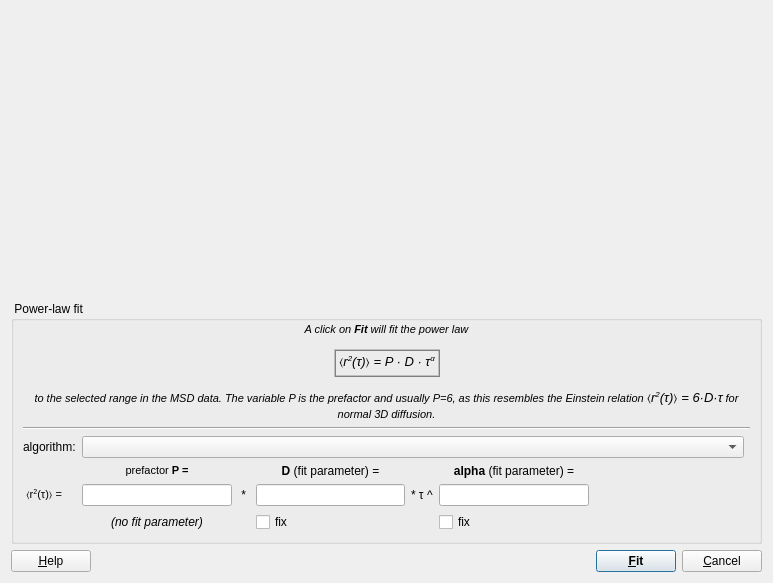
The window that plugins/fcsmsdevaluation/qffcsmsdevaluationfitallmsddialog.ui (jkriege2/QuickFit3) describes before a commit, drawn with Qt 5.
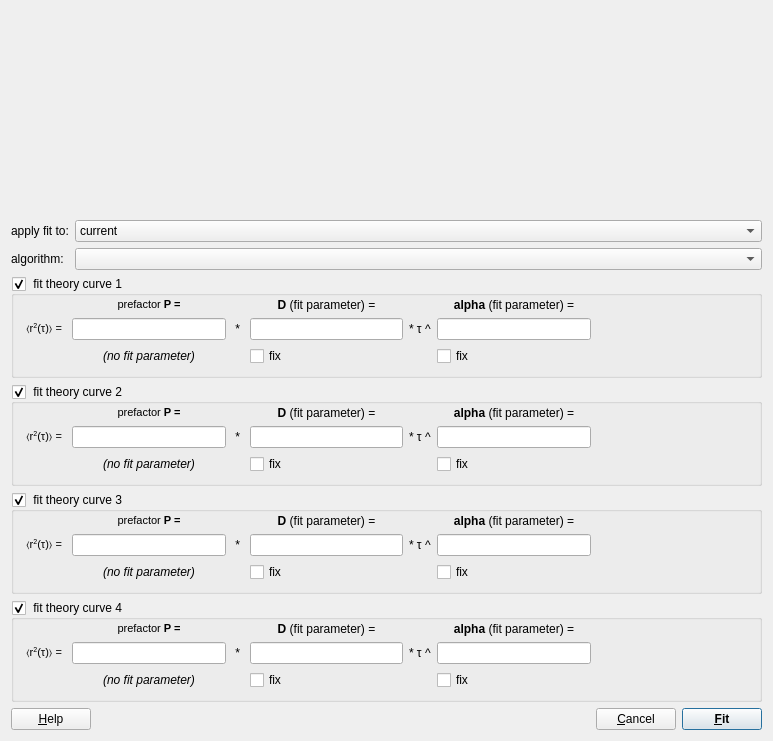
The same window after the commit. Icons and pictures are not drawn. Custom widgets are drawn as their Qt base class.

Patch:
```diff
--- a/plugins/fcsmsdevaluation/qffcsmsdevaluationfitallmsddialog.ui
+++ b/plugins/fcsmsdevaluation/qffcsmsdevaluationfitallmsddialog.ui
@@ -10,13 +10,13 @@
     <x>0</x>
     <y>0</y>
     <width>773</width>
-    <height>583</height>
+    <height>741</height>
    </rect>
   </property>
   <property name="windowTitle">
    <string>Fit MSD power law</string>
   </property>
-  <layout class="QVBoxLayout" name="verticalLayout" stretch="1,0,0">
+  <layout class="QVBoxLayout" name="verticalLayout" stretch="1,0,0,0,0,0,0">
    <item>
     <widget class="QFPlotter" name="pltDistribution" native="true">
      <property name="minimumSize">
@@ -28,9 +28,60 @@
     </widget>
    </item>
    <item>
-    <widget class="QGroupBox" name="groupBox">
+    <layout class="QFormLayout" name="formLayout">
+     <property name="fieldGrowthPolicy">
+      <enum>QFormLayout::AllNonFixedFieldsGrow</enum>
+     </property>
+     <item row="0" column="0">
+      <widget class="QLabel" name="label_7">
+       <property name="text">
+        <string>apply fit to:</string>
+       </property>
+      </widget>
+     </item>
+     <item row="1" column="0">
+      <widget class="QLabel" name="label_10">
+       <property name="text">
+        <string>algorithm:</string>
+       </property>
+      </widget>
+     </item>
+     <item row="1" column="1">
+      <widget class="QComboBox" name="cmbFitType"/>
+     </item>
+     <item row="0" column="1">
+      <widget class="QComboBox" name="cmbApplyTo">
+       <item>
+        <property name="text">
+         <string>current</string>
+        </property>
+       </item>
+       <item>
+        <property name="text">
+         <string>all runs</string>
+        </property>
+       </item>
+       <item>
+        <property name="text">
+         <string>all files, this run</string>
+        </property>
+       </item>
+       <item>
+        <property name="text">
+         <string>everything</string>
+        </property>
+       </item>
+      </widget>
+     </item>
+    </layout>
+   </item>
+   <item>
+    <widget class="QGroupBox" name="grpTheory1">
      <property name="title">
-      <string> Power-law fit </string>
+      <string> fit theory curve 1</string>
+     </property>
+     <property name="checkable">
+      <bool>true</bool>
      </property>
      <layout class="QGridLayout" name="gridLayout">
       <property name="leftMargin">
@@ -45,7 +96,7 @@
       <property name="bottomMargin">
        <number>9</number>
       </property>
-      <item row="4" column="0">
+      <item row="3" column="0">
        <widget class="QLabel" name="label_2">
         <property name="text">
          <string>&lt;!DOCTYPE HTML PUBLIC &quot;-//W3C//DTD HTML 4.0//EN&quot; &quot;http://www.w3.org/TR/REC-html40/strict.dtd&quot;&gt;
@@ -56,17 +107,17 @@
         </property>
        </widget>
       </item>
-      <item row="4" column="1">
+      <item row="3" column="1">
        <widget class="QFDoubleEdit" name="edtPre"/>
       </item>
-      <item row="4" column="2">
+      <item row="3" column="2">
        <widget class="QLabel" name="label_3">
         <property name="text">
          <string> * </string>
         </property>
        </widget>
       </item>
-      <item row="4" column="4">
+      <item row="3" column="4">
        <widget class="QLabel" name="label_5">
         <property name="text">
          <string> * &amp;tau; ^</string>
@@ -76,24 +127,24 @@
         </property>
        </widget>
       </item>
-      <item row="5" column="3">
+      <item row="4" column="3">
        <widget class="QCheckBox" name="chkFixD">
         <property name="text">
          <string>fix</string>
         </property>
        </widget>
       </item>
-      <item row="5" column="5">
+      <item row="4" column="5">
        <widget class="QCheckBox" name="chkFixAlpha">
         <property name="text">
          <string>fix</string>
         </property>
        </widget>
       </item>
-      <item row="4" column="3">
+      <item row="3" column="3">
        <widget class="QFDoubleEdit" name="edtD"/>
       </item>
-      <item row="3" column="3">
+      <item row="2" column="3">
        <widget class="QLabel" name="label_4">
         <property name="text">
          <string>&lt;b&gt;D&lt;/b&gt; (fit parameter) =</string>
@@ -103,7 +154,7 @@
         </property>
        </widget>
       </item>
-      <item row="3" column="1">
+      <item row="2" column="1">
        <widget class="QLabel" name="label">
         <property name="text">
          <string>&lt;!DOCTYPE HTML PUBLIC &quot;-//W3C//DTD HTML 4.0//EN&quot; &quot;http://www.w3.org/TR/REC-html40/strict.dtd&quot;&gt;
@@ -117,10 +168,10 @@
         </property>
        </widget>
       </item>
-      <item row="4" column="5">
+      <item row="3" column="5">
        <widget class="QFDoubleEdit" name="edtAlpha"/>
       </item>
-      <item row="3" column="5">
+      <item row="2" column="5">
        <widget class="QLabel" name="label_6">
         <property name="text">
          <string>&lt;b&gt;alpha&lt;/b&gt;  (fit parameter) =</string>
@@ -130,17 +181,7 @@
         </property>
        </widget>
       </item>
-      <item row="2" column="0">
-       <widget class="QLabel" name="label_7">
-        <property name="text">
-         <string>algorithm:</string>
-        </property>
-       </widget>
-      </item>
-      <item row="2" column="1" colspan="6">
-       <widget class="QComboBox" name="cmbFitType"/>
-      </item>
-      <item row="4" column="6">
+      <item row="3" column="6">
        <spacer name="horizontalSpacer">
         <property name="orientation">
          <enum>Qt::Horizontal</enum>
@@ -153,36 +194,7 @@
         </property>
        </spacer>
       </item>
-      <item row="0" column="0" colspan="8">
-       <widget class="QLabel" name="label_8">
-        <property name="frameShape">
-         <enum>QFrame::NoFrame</enum>
-        </property>
-        <property name="text">
-         <string>&lt;!DOCTYPE HTML PUBLIC &quot;-//W3C//DTD HTML 4.0//EN&quot; &quot;http://www.w3.org/TR/REC-html40/strict.dtd&quot;&gt;
-&lt;html&gt;&lt;head&gt;&lt;meta name=&quot;qrichtext&quot; content=&quot;1&quot; /&gt;&lt;style type=&quot;text/css&quot;&gt;
-p, li { white-space: pre-wrap; }
-&lt;/style&gt;&lt;/head&gt;&lt;body style=&quot; font-family:'MS Shell Dlg 2'; font-size:8.25pt; font-weight:400; font-style:normal;&quot;&gt;
-&lt;p align=&quot;center&quot; style=&quot; margin-top:0px; margin-bottom:0px; margin-left:0px; margin-right:0px; -qt-block-indent:0; text-indent:0px;&quot;&gt;&lt;span style=&quot; font-size:8pt; font-style:italic;&quot;&gt;A click on &lt;/span&gt;&lt;span style=&quot; font-size:8pt; font-weight:600; font-style:italic;&quot;&gt;Fit&lt;/span&gt;&lt;span style=&quot; font-size:8pt; font-style:italic;&quot;&gt; will fit the power law &lt;br /&gt;&lt;/span&gt;&lt;/p&gt;
-&lt;table border=&quot;1&quot; style=&quot; margin-top:0px; margin-bottom:0px; margin-left:0px; margin-right:0px;&quot; align=&quot;center&quot; cellspacing=&quot;0&quot; cellpadding=&quot;3&quot;&gt;
-&lt;tr&gt;
-&lt;td&gt;
-&lt;p align=&quot;center&quot; style=&quot; margin-top:0px; margin-bottom:0px; margin-left:0px; margin-right:0px; -qt-block-indent:0; text-indent:0px;&quot;&gt;&lt;span style=&quot; font-size:10pt; font-style:italic;&quot;&gt;〈r&lt;/span&gt;&lt;span style=&quot; font-size:10pt; font-style:italic; vertical-align:super;&quot;&gt;2&lt;/span&gt;&lt;span style=&quot; font-size:10pt; font-style:italic;&quot;&gt;(τ)〉 = P · D · τ&lt;/span&gt;&lt;span style=&quot; font-size:10pt; font-style:italic; vertical-align:super;&quot;&gt;α&lt;/span&gt;&lt;/p&gt;&lt;/td&gt;&lt;/tr&gt;&lt;/table&gt;
-&lt;p align=&quot;center&quot; style=&quot; margin-top:0px; margin-bottom:0px; margin-left:0px; margin-right:0px; -qt-block-indent:0; text-indent:0px;&quot;&gt;&lt;span style=&quot; font-size:8pt; font-weight:600; font-style:italic;&quot;&gt;&lt;br /&gt;&lt;/span&gt;&lt;span style=&quot; font-size:8pt; font-style:italic;&quot;&gt;to the selected range in the MSD data. The variable P is the prefactor and usually P=6, as this resembles the Einstein relation &lt;/span&gt;&lt;span style=&quot; font-size:10pt; font-style:italic;&quot;&gt;〈r&lt;/span&gt;&lt;span style=&quot; font-size:10pt; font-style:italic; vertical-align:super;&quot;&gt;2&lt;/span&gt;&lt;span style=&quot; font-size:10pt; font-style:italic;&quot;&gt;(τ)〉 = 6·D·τ&lt;/span&gt;&lt;span style=&quot; font-size:8pt; font-style:italic;&quot;&gt; for normal 3D diffusion.&lt;/span&gt;&lt;/p&gt;&lt;/body&gt;&lt;/html&gt;</string>
-        </property>
-        <property name="wordWrap">
-         <bool>true</bool>
-        </property>
-       </widget>
-      </item>
-      <item row="1" column="0" colspan="8">
-       <widget class="Line" name="line">
-        <property name="orientation">
-         <enum>Qt::Horizontal</enum>
-        </property>
-       </widget>
-      </item>
-      <item row="5" column="1">
+      <item row="4" column="1">
        <widget class="QLabel" name="label_9">
         <property name="text">
          <string>&lt;i&gt;&lt;center&gt;(no fit parameter)&lt;/center&gt;&lt;/i&gt;</string>
@@ -202,6 +214,423 @@
      </layout>
     </widget>
    </item>
+   <item>
+    <widget class="QGroupBox" name="grpTheory1_2">
+     <property name="title">
+      <string> fit theory curve 2</string>
+     </property>
+     <property name="checkable">
+      <bool>true</bool>
+     </property>
+     <layout class="QGridLayout" name="gridLayout_2">
+      <property name="leftMargin">
+       <number>9</number>
+      </property>
+      <property name="topMargin">
+       <number>2</number>
+      </property>
+      <property name="rightMargin">
+       <number>9</number>
+      </property>
+      <property name="bottomMargin">
+       <number>9</number>
+      </property>
+      <item row="3" column="0">
+       <widget class="QLabel" name="label_11">
+        <property name="text">
+         <string>&lt;!DOCTYPE HTML PUBLIC &quot;-//W3C//DTD HTML 4.0//EN&quot; &quot;http://www.w3.org/TR/REC-html40/strict.dtd&quot;&gt;
+&lt;html&gt;&lt;head&gt;&lt;meta name=&quot;qrichtext&quot; content=&quot;1&quot; /&gt;&lt;style type=&quot;text/css&quot;&gt;
+p, li { white-space: pre-wrap; }
+&lt;/style&gt;&lt;/head&gt;&lt;body style=&quot; font-family:'MS Shell Dlg 2'; font-size:8.25pt; font-weight:400; font-style:normal;&quot;&gt;
+&lt;p style=&quot; margin-top:0px; margin-bottom:0px; margin-left:0px; margin-right:0px; -qt-block-indent:0; text-indent:0px;&quot;&gt; 〈r&lt;span style=&quot; vertical-align:super;&quot;&gt;2&lt;/span&gt;(τ)〉 = &lt;/p&gt;&lt;/body&gt;&lt;/html&gt;</string>
+        </property>
+       </widget>
+      </item>
+      <item row="3" column="1">
+       <widget class="QFDoubleEdit" name="edtPre_2"/>
+      </item>
+      <item row="3" column="2">
+       <widget class="QLabel" name="label_12">
+        <property name="text">
+         <string> * </string>
+        </property>
+       </widget>
+      </item>
+      <item row="3" column="4">
+       <widget class="QLabel" name="label_13">
+        <property name="text">
+         <string> * &amp;tau; ^</string>
+        </property>
+        <property name="textFormat">
+         <enum>Qt::RichText</enum>
+        </property>
+       </widget>
+      </item>
+      <item row="4" column="3">
+       <widget class="QCheckBox" name="chkFixD_2">
+        <property name="text">
+         <string>fix</string>
+        </property>
+       </widget>
+      </item>
+      <item row="4" column="5">
+       <widget class="QCheckBox" name="chkFixAlpha_2">
+        <property name="text">
+         <string>fix</string>
+        </property>
+       </widget>
+      </item>
+      <item row="3" column="3">
+       <widget class="QFDoubleEdit" name="edtD_2"/>
+      </item>
+      <item row="2" column="3">
+       <widget class="QLabel" name="label_14">
+        <property name="text">
+         <string>&lt;b&gt;D&lt;/b&gt; (fit parameter) =</string>
+        </property>
+        <property name="alignment">
+         <set>Qt::AlignCenter</set>
+        </property>
+       </widget>
+      </item>
+      <item row="2" column="1">
+       <widget class="QLabel" name="label_15">
+        <property name="text">
+         <string>&lt;!DOCTYPE HTML PUBLIC &quot;-//W3C//DTD HTML 4.0//EN&quot; &quot;http://www.w3.org/TR/REC-html40/strict.dtd&quot;&gt;
+&lt;html&gt;&lt;head&gt;&lt;meta name=&quot;qrichtext&quot; content=&quot;1&quot; /&gt;&lt;style type=&quot;text/css&quot;&gt;
+p, li { white-space: pre-wrap; }
+&lt;/style&gt;&lt;/head&gt;&lt;body style=&quot; font-family:'MS Shell Dlg 2'; font-size:8.25pt; font-weight:400; font-style:normal;&quot;&gt;
+&lt;p style=&quot; margin-top:0px; margin-bottom:0px; margin-left:0px; margin-right:0px; -qt-block-indent:0; text-indent:0px;&quot;&gt;prefactor &lt;span style=&quot; font-weight:600;&quot;&gt;P =&lt;/span&gt;&lt;/p&gt;&lt;/body&gt;&lt;/html&gt;</string>
+        </property>
+        <property name="alignment">
+         <set>Qt::AlignCenter</set>
+        </property>
+       </widget>
+      </item>
+      <item row="3" column="5">
+       <widget class="QFDoubleEdit" name="edtAlpha_2"/>
+      </item>
+      <item row="2" column="5">
+       <widget class="QLabel" name="label_16">
+        <property name="text">
+         <string>&lt;b&gt;alpha&lt;/b&gt;  (fit parameter) =</string>
+        </property>
+        <property name="alignment">
+         <set>Qt::AlignCenter</set>
+        </property>
+       </widget>
+      </item>
+      <item row="3" column="6">
+       <spacer name="horizontalSpacer_3">
+        <property name="orientation">
+         <enum>Qt::Horizontal</enum>
+        </property>
+        <property name="sizeHint" stdset="0">
+         <size>
+          <width>40</width>
+          <height>20</height>
+         </size>
+        </property>
+       </spacer>
+      </item>
+      <item row="4" column="1">
+       <widget class="QLabel" name="label_17">
+        <property name="text">
+         <string>&lt;i&gt;&lt;center&gt;(no fit parameter)&lt;/center&gt;&lt;/i&gt;</string>
+        </property>
+       </widget>
+      </item>
+      <item row="3" column="7">
+       <widget class="DoubleDataCutSliders" name="datacut_2" native="true">
+        <property name="minimumSize">
+         <size>
+          <width>0</width>
+          <height>10</height>
+         </size>
+        </property>
+       </widget>
+      </item>
+     </layout>
+    </widget>
+   </item>
+   <item>
+    <widget class="QGroupBox" name="grpTheory1_4">
+     <property name="title">
+      <string> fit theory curve 3</string>
+     </property>
+     <property name="checkable">
+      <bool>true</bool>
+     </property>
+     <layout class="QGridLayout" name="gridLayout_4">
+      <property name="leftMargin">
+       <number>9</number>
+      </property>
+      <property name="topMargin">
+       <number>2</number>
+      </property>
+      <property name="rightMargin">
+       <number>9</number>
+      </property>
+      <property name="bottomMargin">
+       <number>9</number>
+      </property>
+      <item row="3" column="0">
+       <widget class="QLabel" name="label_25">
+        <property name="text">
+         <string>&lt;!DOCTYPE HTML PUBLIC &quot;-//W3C//DTD HTML 4.0//EN&quot; &quot;http://www.w3.org/TR/REC-html40/strict.dtd&quot;&gt;
+&lt;html&gt;&lt;head&gt;&lt;meta name=&quot;qrichtext&quot; content=&quot;1&quot; /&gt;&lt;style type=&quot;text/css&quot;&gt;
+p, li { white-space: pre-wrap; }
+&lt;/style&gt;&lt;/head&gt;&lt;body style=&quot; font-family:'MS Shell Dlg 2'; font-size:8.25pt; font-weight:400; font-style:normal;&quot;&gt;
+&lt;p style=&quot; margin-top:0px; margin-bottom:0px; margin-left:0px; margin-right:0px; -qt-block-indent:0; text-indent:0px;&quot;&gt; 〈r&lt;span style=&quot; vertical-align:super;&quot;&gt;2&lt;/span&gt;(τ)〉 = &lt;/p&gt;&lt;/body&gt;&lt;/html&gt;</string>
+        </property>
+       </widget>
+      </item>
+      <item row="3" column="1">
+       <widget class="QFDoubleEdit" name="edtPre_4"/>
+      </item>
+      <item row="3" column="2">
+       <widget class="QLabel" name="label_26">
+        <property name="text">
+         <string> * </string>
+        </property>
+       </widget>
+      </item>
+      <item row="3" column="4">
+       <widget class="QLabel" name="label_27">
+        <property name="text">
+         <string> * &amp;tau; ^</string>
+        </property>
+        <property name="textFormat">
+         <enum>Qt::RichText</enum>
+        </property>
+       </widget>
+      </item>
+      <item row="4" column="3">
+       <widget class="QCheckBox" name="chkFixD_4">
+        <property name="text">
+         <string>fix</string>
+        </property>
+       </widget>
+      </item>
+      <item row="4" column="5">
+       <widget class="QCheckBox" name="chkFixAlpha_4">
+        <property name="text">
+         <string>fix</string>
+        </property>
+       </widget>
+      </item>
+      <item row="3" column="3">
+       <widget class="QFDoubleEdit" name="edtD_4"/>
+      </item>
+      <item row="2" column="3">
+       <widget class="QLabel" name="label_28">
+        <property name="text">
+         <string>&lt;b&gt;D&lt;/b&gt; (fit parameter) =</string>
+        </property>
+        <property name="alignment">
+         <set>Qt::AlignCenter</set>
+        </property>
+       </widget>
+      </item>
+      <item row="2" column="1">
+       <widget class="QLabel" name="label_29">
+        <property name="text">
+         <string>&lt;!DOCTYPE HTML PUBLIC &quot;-//W3C//DTD HTML 4.0//EN&quot; &quot;http://www.w3.org/TR/REC-html40/strict.dtd&quot;&gt;
+&lt;html&gt;&lt;head&gt;&lt;meta name=&quot;qrichtext&quot; content=&quot;1&quot; /&gt;&lt;style type=&quot;text/css&quot;&gt;
+p, li { white-space: pre-wrap; }
+&lt;/style&gt;&lt;/head&gt;&lt;body style=&quot; font-family:'MS Shell Dlg 2'; font-size:8.25pt; font-weight:400; font-style:normal;&quot;&gt;
+&lt;p style=&quot; margin-top:0px; margin-bottom:0px; margin-left:0px; margin-right:0px; -qt-block-indent:0; text-indent:0px;&quot;&gt;prefactor &lt;span style=&quot; font-weight:600;&quot;&gt;P =&lt;/span&gt;&lt;/p&gt;&lt;/body&gt;&lt;/html&gt;</string>
+        </property>
+        <property name="alignment">
+         <set>Qt::AlignCenter</set>
+        </property>
+       </widget>
+      </item>
+      <item row="3" column="5">
+       <widget class="QFDoubleEdit" name="edtAlpha_4"/>
+      </item>
+      <item row="2" column="5">
+       <widget class="QLabel" name="label_30">
+        <property name="text">
+         <string>&lt;b&gt;alpha&lt;/b&gt;  (fit parameter) =</string>
+        </property>
+        <property name="alignment">
+         <set>Qt::AlignCenter</set>
+        </property>
+       </widget>
+      </item>
+      <item row="3" column="6">
+       <spacer name="horizontalSpacer_5">
+        <property name="orientation">
+         <enum>Qt::Horizontal</enum>
+        </property>
+        <property name="sizeHint" stdset="0">
+         <size>
+          <width>40</width>
+          <height>20</height>
+         </size>
+        </property>
+       </spacer>
+      </item>
+      <item row="4" column="1">
+       <widget class="QLabel" name="label_31">
+        <property name="text">
+         <string>&lt;i&gt;&lt;center&gt;(no fit parameter)&lt;/center&gt;&lt;/i&gt;</string>
+        </property>
+       </widget>
+      </item>
+      <item row="3" column="7">
+       <widget class="DoubleDataCutSliders" name="datacut_4" native="true">
+        <property name="minimumSize">
+         <size>
+          <width>0</width>
+          <height>10</height>
+         </size>
+        </property>
+       </widget>
+      </item>
+     </layout>
+    </widget>
+   </item>
+   <item>
+    <widget class="QGroupBox" name="grpTheory1_3">
+     <property name="title">
+      <string> fit theory curve 4</string>
+     </property>
+     <property name="checkable">
+      <bool>true</bool>
+     </property>
+     <layout class="QGridLayout" name="gridLayout_3">
+      <property name="leftMargin">
+       <number>9</number>
+      </property>
+      <property name="topMargin">
+       <number>2</number>
+      </property>
+      <property name="rightMargin">
+       <number>9</number>
+      </property>
+      <property name="bottomMargin">
+       <number>9</number>
+      </property>
+      <item row="3" column="0">
+       <widget class="QLabel" name="label_18">
+        <property name="text">
+         <string>&lt;!DOCTYPE HTML PUBLIC &quot;-//W3C//DTD HTML 4.0//EN&quot; &quot;http://www.w3.org/TR/REC-html40/strict.dtd&quot;&gt;
+&lt;html&gt;&lt;head&gt;&lt;meta name=&quot;qrichtext&quot; content=&quot;1&quot; /&gt;&lt;style type=&quot;text/css&quot;&gt;
+p, li { white-space: pre-wrap; }
+&lt;/style&gt;&lt;/head&gt;&lt;body style=&quot; font-family:'MS Shell Dlg 2'; font-size:8.25pt; font-weight:400; font-style:normal;&quot;&gt;
+&lt;p style=&quot; margin-top:0px; margin-bottom:0px; margin-left:0px; margin-right:0px; -qt-block-indent:0; text-indent:0px;&quot;&gt; 〈r&lt;span style=&quot; vertical-align:super;&quot;&gt;2&lt;/span&gt;(τ)〉 = &lt;/p&gt;&lt;/body&gt;&lt;/html&gt;</string>
+        </property>
+       </widget>
+      </item>
+      <item row="3" column="1">
+       <widget class="QFDoubleEdit" name="edtPre_3"/>
+      </item>
+      <item row="3" column="2">
+       <widget class="QLabel" name="label_19">
+        <property name="text">
+         <string> * </string>
+        </property>
+       </widget>
+      </item>
+      <item row="3" column="4">
+       <widget class="QLabel" name="label_20">
+        <property name="text">
+         <string> * &amp;tau; ^</string>
+        </property>
+        <property name="textFormat">
+         <enum>Qt::RichText</enum>
+        </property>
+       </widget>
+      </item>
+      <item row="4" column="3">
+       <widget class="QCheckBox" name="chkFixD_3">
+        <property name="text">
+         <string>fix</string>
+        </property>
+       </widget>
+      </item>
+      <item row="4" column="5">
+       <widget class="QCheckBox" name="chkFixAlpha_3">
+        <property name="text">
+         <string>fix</string>
+        </property>
+       </widget>
+      </item>
+      <item row="3" column="3">
+       <widget class="QFDoubleEdit" name="edtD_3"/>
+      </item>
+      <item row="2" column="3">
+       <widget class="QLabel" name="label_21">
+        <property name="text">
+         <string>&lt;b&gt;D&lt;/b&gt; (fit parameter) =</string>
+        </property>
+        <property name="alignment">
+         <set>Qt::AlignCenter</set>
+        </property>
+       </widget>
+      </item>
+      <item row="2" column="1">
+       <widget class="QLabel" name="label_22">
+        <property name="text">
+         <string>&lt;!DOCTYPE HTML PUBLIC &quot;-//W3C//DTD HTML 4.0//EN&quot; &quot;http://www.w3.org/TR/REC-html40/strict.dtd&quot;&gt;
+&lt;html&gt;&lt;head&gt;&lt;meta name=&quot;qrichtext&quot; content=&quot;1&quot; /&gt;&lt;style type=&quot;text/css&quot;&gt;
+p, li { white-space: pre-wrap; }
+&lt;/style&gt;&lt;/head&gt;&lt;body style=&quot; font-family:'MS Shell Dlg 2'; font-size:8.25pt; font-weight:400; font-style:normal;&quot;&gt;
+&lt;p style=&quot; margin-top:0px; margin-bottom:0px; margin-left:0px; margin-right:0px; -qt-block-indent:0; text-indent:0px;&quot;&gt;prefactor &lt;span style=&quot; font-weight:600;&quot;&gt;P =&lt;/span&gt;&lt;/p&gt;&lt;/body&gt;&lt;/html&gt;</string>
+        </property>
+        <property name="alignment">
+         <set>Qt::AlignCenter</set>
+        </property>
+       </widget>
+      </item>
+      <item row="3" column="5">
+       <widget class="QFDoubleEdit" name="edtAlpha_3"/>
+      </item>
+      <item row="2" column="5">
+       <widget class="QLabel" name="label_23">
+        <property name="text">
+         <string>&lt;b&gt;alpha&lt;/b&gt;  (fit parameter) =</string>
+        </property>
+        <property name="alignment">
+         <set>Qt::AlignCenter</set>
+        </property>
+       </widget>
+      </item>
+      <item row="3" column="6">
+       <spacer name="horizontalSpacer_4">
+        <property name="orientation">
+         <enum>Qt::Horizontal</enum>
+        </property>
+        <property name="sizeHint" stdset="0">
+         <size>
+          <width>40</width>
+          <height>20</height>
+         </size>
+        </property>
+       </spacer>
+      </item>
+      <item row="4" column="1">
+       <widget class="QLabel" name="label_24">
+        <property name="text">
+         <string>&lt;i&gt;&lt;center&gt;(no fit parameter)&lt;/center&gt;&lt;/i&gt;</string>
+        </property>
+       </widget>
+      </item>
+      <item row="3" column="7">
+       <widget class="DoubleDataCutSliders" name="datacut_3" native="true">
+        <property name="minimumSize">
+         <size>
+          <width>0</width>
+          <height>10</height>
+         </size>
+        </property>
+       </widget>
+      </item>
+     </layout>
+    </widget>
+   </item>
    <item>
     <layout class="QHBoxLayout" name="horizontalLayout">
      <item>
@@ -228,6 +657,13 @@
        </property>
       </spacer>
      </item>
+     <item>
+      <widget class="QPushButton" name="pushButton_3">
+       <property name="text">
+        <string>&amp;Cancel</string>
+       </property>
+      </widget>
+     </item>
      <item>
       <widget class="QPushButton" name="pushButton_2">
        <property name="font">
@@ -248,13 +684,6 @@
        </property>
       </widget>
      </item>
-     <item>
-      <widget class="QPushButton" name="pushButton_3">
-       <property name="text">
-        <string>&amp;Cancel</string>
-       </property>
-      </widget>
-     </item>
     </layout>
    </item>
   </layout>
```
Left out of the diff: 2 changed lines with no effect on the pictures.
